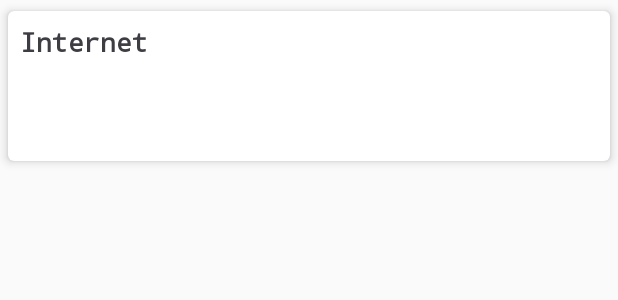
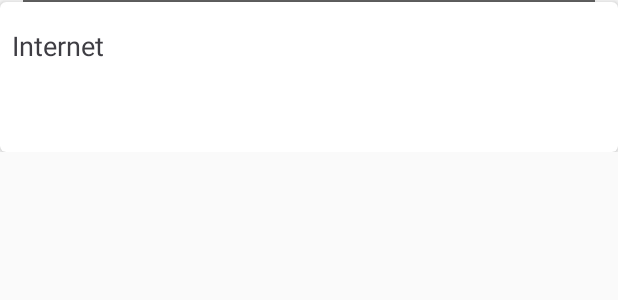
Before and after one commit to richakhanna/master_extempore, an Android app: the layout try_list_item.xml on its own in the app's theme, with its tools: preview values and no code run, on a phone screen of 412 x 824 dp. Shown: the top 300 px of the screen. Run offline under Robolectric (Android 15) with nearby library versions, the phone set to English and light mode, and no system bars; network calls fail.

Commit message:
font changes

```diff
--- a/app/src/main/res/layout/try_list_item.xml
+++ b/app/src/main/res/layout/try_list_item.xml
@@ -6,13 +6,19 @@
     android:layout_width="match_parent"
     android:layout_height="wrap_content"
     >
+    <View
+        android:layout_width="match_parent"
+        android:layout_height="1dp"
+        android:layout_marginLeft="15dp"
+        android:layout_marginRight="15dp"
+        android:background="@color/blacktranslucent"
+        />
   <android.support.v7.widget.CardView
       xmlns:card_view="http://schemas.android.com/apk/res-auto"
       android:id="@+id/card_view"
       android:layout_gravity="center"
       android:layout_width="match_parent"
       android:layout_height="wrap_content"
-      card_view:cardUseCompatPadding="true"
       card_view:cardCornerRadius="4dp"
       card_view:cardElevation="4dp"
       >
@@ -32,7 +38,7 @@
             android:layout_width="match_parent"
             android:layout_height="@dimen/dimen_50dp"
             android:ellipsize="end"
-            android:gravity="top|start"
+            android:gravity="center|start"
             android:maxLines="2"
             android:paddingLeft="@dimen/padding_8dp"
             android:paddingRight="@dimen/padding_8dp"
@@ -40,8 +46,8 @@
             android:textSize="18dp"
             android:textStyle="bold"
             android:layout_weight="1"
+            android:fontFamily="sans-serif-thin"
             android:textColor="@color/blackText"
-            style="@style/CustomFontStyle"
             android:text="Internet"
             />
         <LinearLayout
@@ -50,6 +56,7 @@
             android:layout_height="@dimen/dimen_50dp"
             android:layout_gravity="bottom"
             android:layout_below="@+id/img_grid"
+            android:fontFamily="sans-serif-medium"
             android:weightSum="5"
             android:orientation="horizontal">
           <TextView
```
